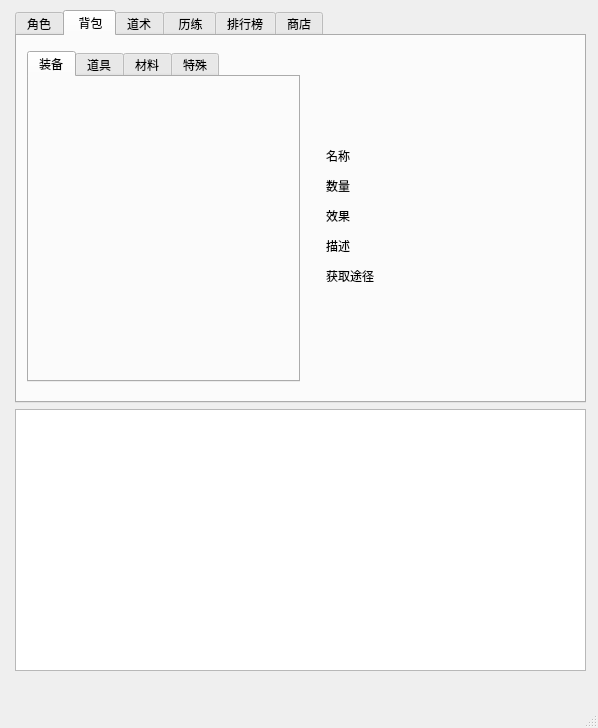
First picture: the form in modules/ui/mainui.ui, repository Huu-Yuu/DeskXiuxian, before the edit.
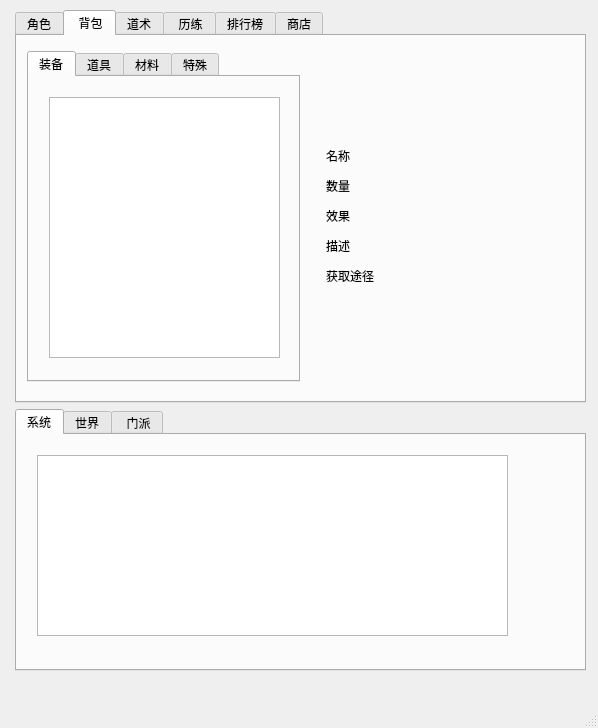
Second picture: the form after the edit. The open tabs and pages were chosen to show the change. Icons and pictures are not drawn.

Commit message: 更新UI

Diff of the .ui file:
```diff
--- a/modules/ui/mainui.ui
+++ b/modules/ui/mainui.ui
@@ -502,6 +502,21 @@
                <attribute name="title">
                 <string>装备</string>
                </attribute>
+               <widget class="QWidget" name="verticalLayoutWidget_2">
+                <property name="geometry">
+                 <rect>
+                  <x>20</x>
+                  <y>20</y>
+                  <width>231</width>
+                  <height>261</height>
+                 </rect>
+                </property>
+                <layout class="QVBoxLayout" name="item_equip_Layout">
+                 <item>
+                  <widget class="QListWidget" name="item_equip_list"/>
+                 </item>
+                </layout>
+               </widget>
               </widget>
               <widget class="QWidget" name="tab_2">
                <attribute name="title">
@@ -655,10 +670,44 @@
       </widget>
      </item>
      <item>
-      <widget class="QListWidget" name="listWidget">
-       <property name="wordWrap">
-        <bool>true</bool>
+      <widget class="QTabWidget" name="news_widget">
+       <property name="currentIndex">
+        <number>0</number>
        </property>
+       <widget class="QWidget" name="sys_news_tab">
+        <attribute name="title">
+         <string>系统</string>
+        </attribute>
+        <widget class="QWidget" name="verticalLayoutWidget">
+         <property name="geometry">
+          <rect>
+           <x>20</x>
+           <y>20</y>
+           <width>471</width>
+           <height>181</height>
+          </rect>
+         </property>
+         <layout class="QVBoxLayout" name="sys_news_Layout">
+          <item>
+           <widget class="QListWidget" name="listWidget">
+            <property name="wordWrap">
+             <bool>true</bool>
+            </property>
+           </widget>
+          </item>
+         </layout>
+        </widget>
+       </widget>
+       <widget class="QWidget" name="world_news_tab">
+        <attribute name="title">
+         <string>世界</string>
+        </attribute>
+       </widget>
+       <widget class="QWidget" name="team_news_tab">
+        <attribute name="title">
+         <string> 门派</string>
+        </attribute>
+       </widget>
       </widget>
      </item>
     </layout>
```
Left out of the diff: 125 changed lines with no effect on the pictures. The commit also changes 2 other files.
